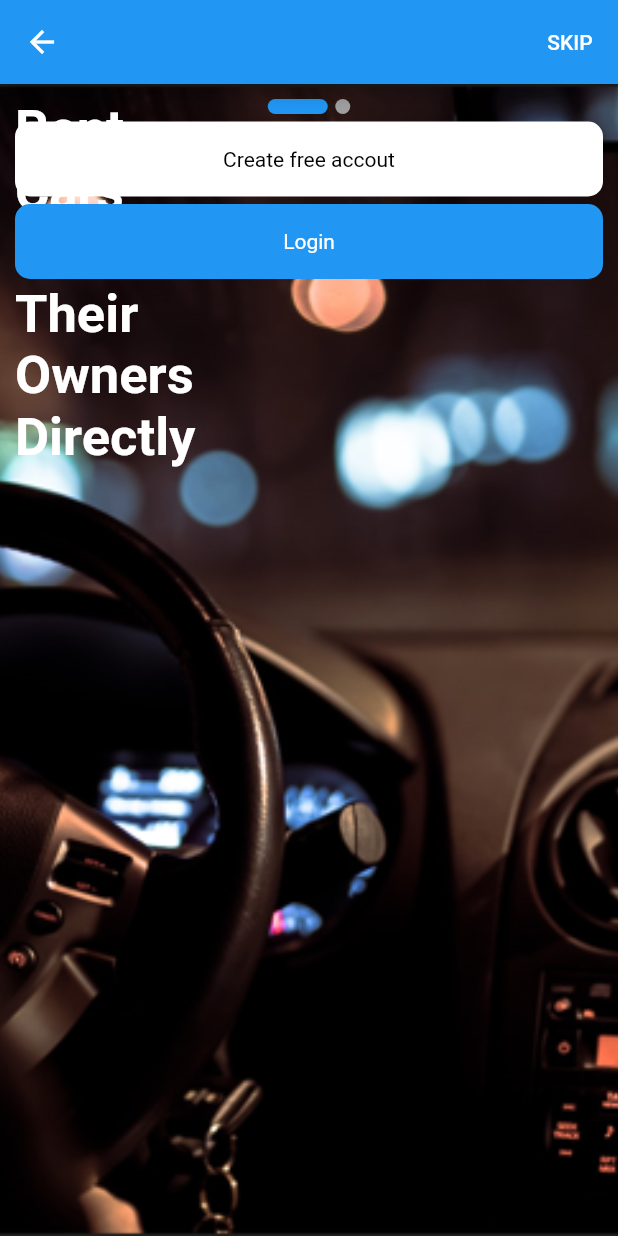
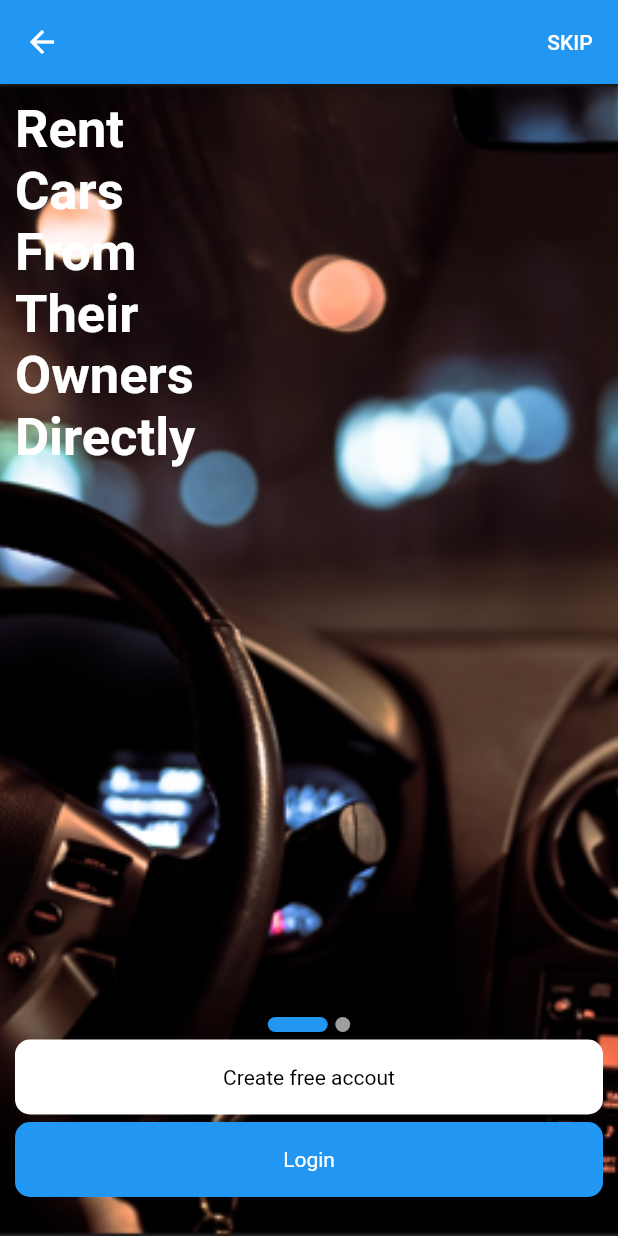
Before and after one commit to Salah-Eltenehy/Tawsila, a Flutter app: the OnBoardingScreen screen opened directly, on a phone screen of 412 x 824 dp. Run offline on Flutter 3.47's test engine with Material 2 defaults, Android fonts, the phone set to English and light mode, and no system bars; drawn by our look-alikes of smooth_page_indicator; our stand-ins replace bloc, dio, flutter_bloc, fluttertoast, get, location and 1 more; missing offline and left inert: open_street_map_search_and_pick; accounts and stored records are empty.

Commit message:
Fix error in the screen and finish it

```diff
--- a/Frontend/tawsila/lib/layout/CurrentScreen.dart
+++ b/Frontend/tawsila/lib/layout/CurrentScreen.dart
@@ -4,6 +4,7 @@ import 'package:tawsila/layout/cubit/AppStates.dart';
 import 'package:tawsila/modules/on-boarding/OnBoardingScreen.dart';
 import 'package:tawsila/modules/signup/SignUpScreen.dart';
 
+import '../modules/Test.dart';
 import '../shared/components/Components.dart';
 import 'cubit/AppProvider.dart';
 
--- a/Frontend/tawsila/lib/modules/on-boarding/OnBoardingScreen.dart
+++ b/Frontend/tawsila/lib/modules/on-boarding/OnBoardingScreen.dart
@@ -148,6 +148,9 @@ class _OnBoardingScreenState extends State<OnBoardingScreen> {
              ),
            ),
          ),
+         Column(
+           children: [
+             Expanded(child: Text("")),
              Padding(
                padding: const EdgeInsets.all(10),
                child: Container(
@@ -188,6 +191,8 @@ class _OnBoardingScreenState extends State<OnBoardingScreen> {
                ),
              ),
            ],
+         ),
+      ],
 
   );
   Widget buildButton(
```
Lines whose indentation alone changed are shown as unchanged.
